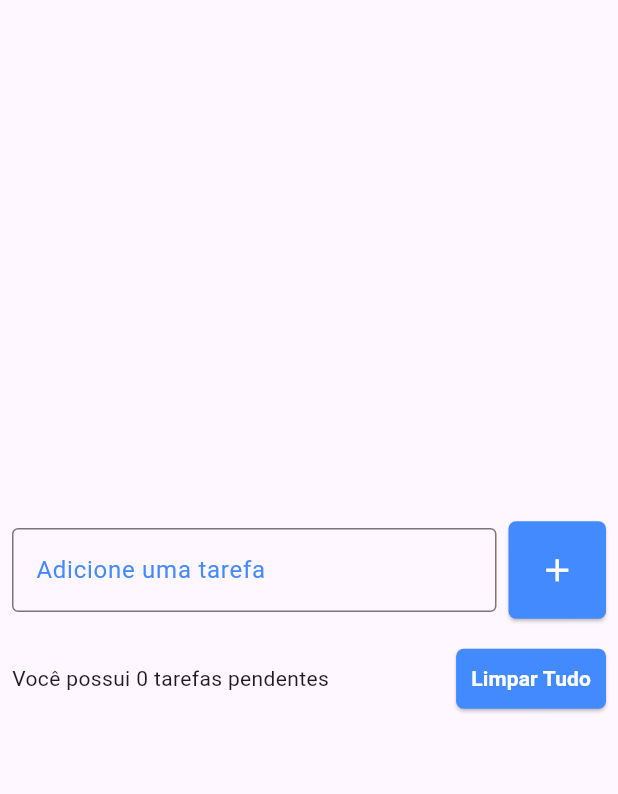
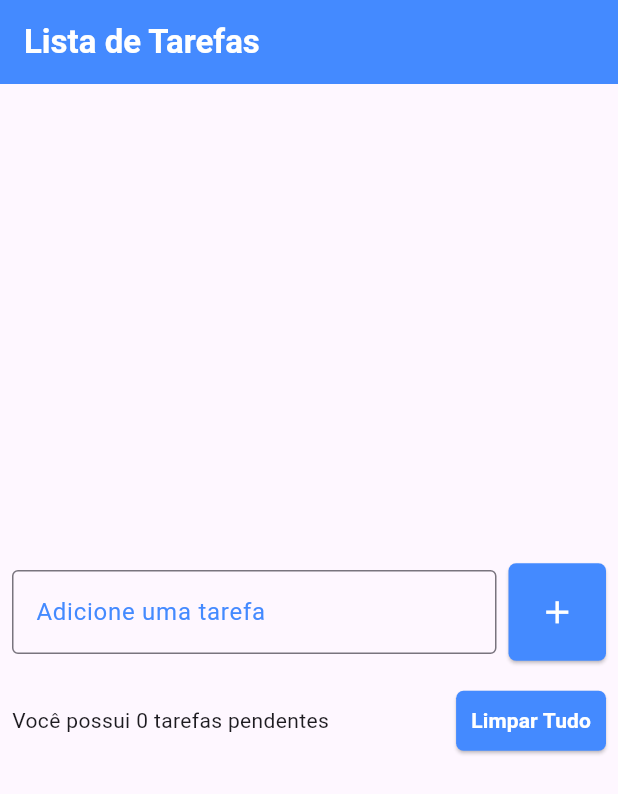
Before and after one commit to jailtonmonteiro/todo_list, a Flutter app: the screen it shows after launch, on a phone screen of 412 x 824 dp. Shown: the top 794 px of the screen. Run offline on Flutter 3.47's test engine with Material 3 defaults, Android fonts, the phone set to English and light mode, and no system bars; our stand-ins replace flutter_slidable, shared_preferences.

Commit message:
AppBar
Inclusão de appbar

```diff
--- a/lib/pages/todo_list_page.dart
+++ b/lib/pages/todo_list_page.dart
@@ -33,6 +33,13 @@ class _TodoListPageState extends State<TodoListPage> {
   Widget build(BuildContext context) {
     return SafeArea(
       child: Scaffold(
+        appBar: AppBar(
+          title: const Text(
+            'Lista de Tarefas',
+            style: TextStyle(color: Colors.white, fontWeight: FontWeight.w600),
+          ),
+          backgroundColor: Colors.blueAccent,
+        ),
         body: Center(
           child: Padding(
             padding: const EdgeInsets.all(8),
```
